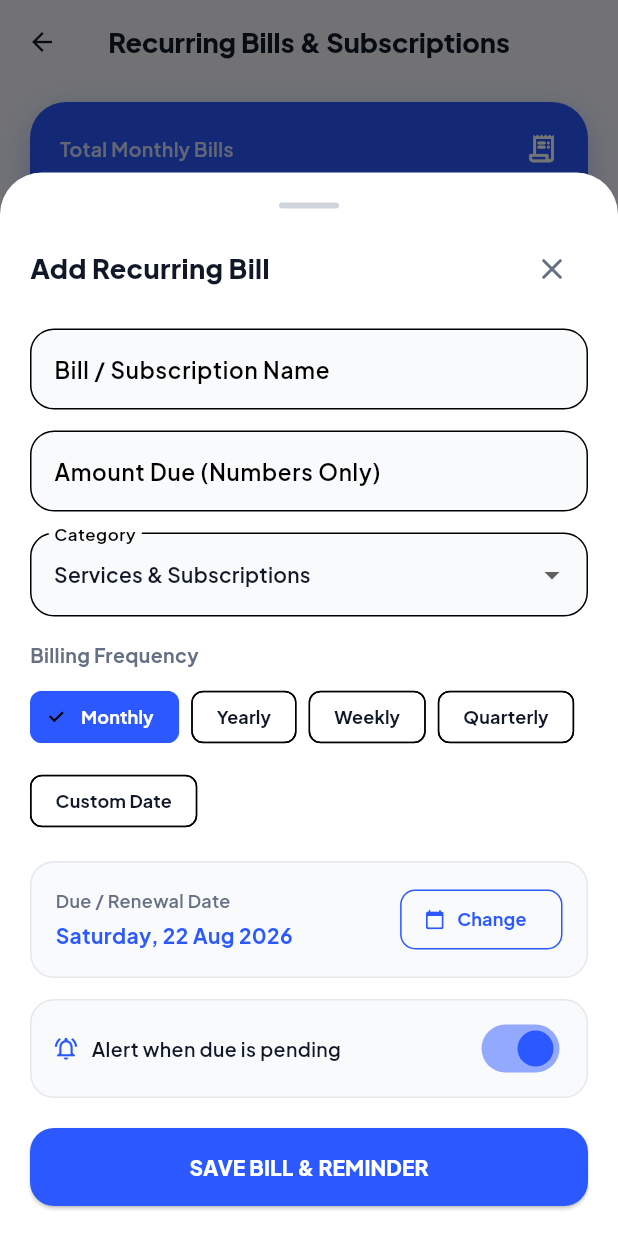
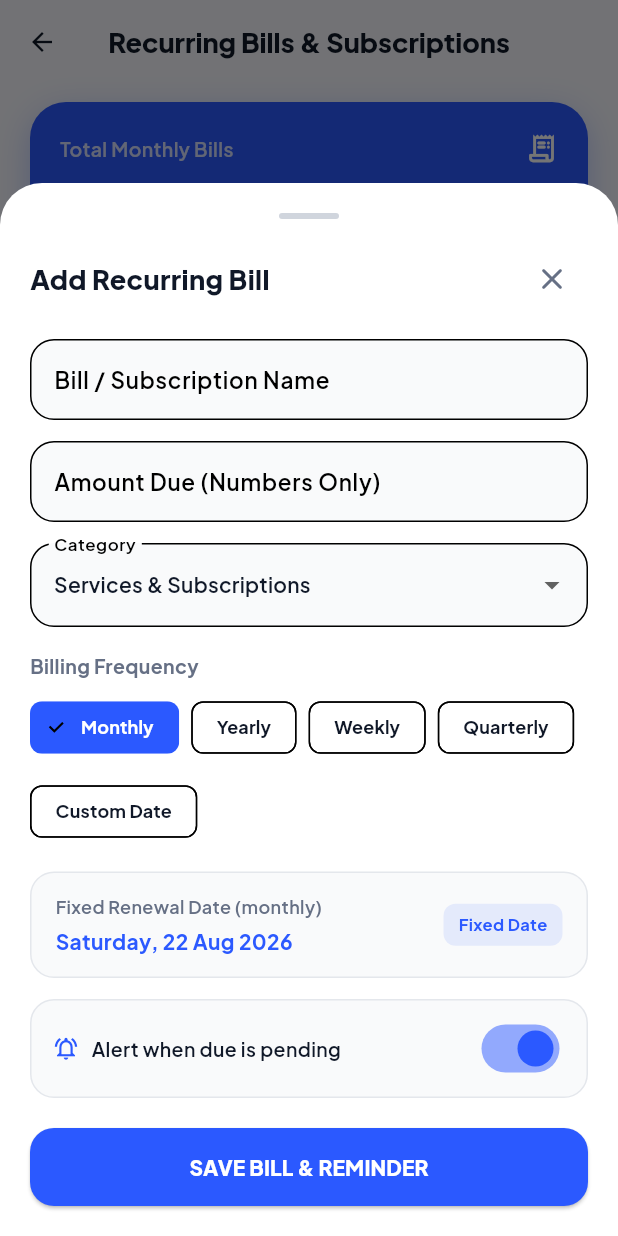
Before and after one commit to VaibhavJalota06/Expense-OS-Mobile, a Flutter app: the BillsScreen screen opened directly, after a tap on "Add Bill", on a phone screen of 412 x 824 dp. Run offline on Flutter 3.47's test engine with Material 3 defaults, Android fonts, the phone set to English and light mode, and no system bars; our stand-ins replace fl_chart, flutter_local_notifications, google_fonts, google_sign_in, image_picker, local_auth and 2 more; accounts and stored records are empty.

Commit message:
Make Custom Date editable for subscriptions and auto-calculate fixed dates for Monthly/Yearly/Weekly/Quarterly

```diff
--- a/lib/screens/bills_screen.dart
+++ b/lib/screens/bills_screen.dart
@@ -269,11 +269,38 @@ class _BillsScreenState extends State<BillsScreen> {
                         spacing: 8,
                         runSpacing: 8,
                         children: [
-                          _buildCycleChip('monthly', 'Monthly', cycle, (val) => setSheetState(() => cycle = val)),
-                          _buildCycleChip('yearly', 'Yearly', cycle, (val) => setSheetState(() => cycle = val)),
-                          _buildCycleChip('weekly', 'Weekly', cycle, (val) => setSheetState(() => cycle = val)),
-                          _buildCycleChip('quarterly', 'Quarterly', cycle, (val) => setSheetState(() => cycle = val)),
-                          _buildCycleChip('custom', 'Custom Date', cycle, (val) => setSheetState(() => cycle = val)),
+                          _buildCycleChip('monthly', 'Monthly', cycle, (val) {
+                            setSheetState(() {
+                              cycle = val;
+                              final now = DateTime.now();
+                              selectedDueDate = DateTime(now.year, now.month + 1, now.day);
+                            });
+                          }),
+                          _buildCycleChip('yearly', 'Yearly', cycle, (val) {
+                            setSheetState(() {
+                              cycle = val;
+                              final now = DateTime.now();
+                              selectedDueDate = DateTime(now.year + 1, now.month, now.day);
+                            });
+                          }),
+                          _buildCycleChip('weekly', 'Weekly', cycle, (val) {
+                            setSheetState(() {
+                              cycle = val;
+                              selectedDueDate = DateTime.now().add(const Duration(days: 7));
+                            });
+                          }),
+                          _buildCycleChip('quarterly', 'Quarterly', cycle, (val) {
+                            setSheetState(() {
+                              cycle = val;
+                              final now = DateTime.now();
+                              selectedDueDate = DateTime(now.year, now.month + 3, now.day);
+                            });
+                          }),
+                          _buildCycleChip('custom', 'Custom Date', cycle, (val) {
+                            setSheetState(() {
+                              cycle = val;
+                            });
+                          }),
                         ],
                       ),
                       const SizedBox(height: 16),
@@ -293,7 +320,7 @@ class _BillsScreenState extends State<BillsScreen> {
                               crossAxisAlignment: CrossAxisAlignment.start,
                               children: [
                                 Text(
-                                  'Due / Renewal Date',
+                                  cycle == 'custom' ? 'Custom Renewal Date' : 'Fixed Renewal Date ($cycle)',
                                   style: GoogleFonts.plusJakartaSans(fontSize: 12, color: AppTheme.textSecondary, fontWeight: FontWeight.w600),
                                 ),
                                 const SizedBox(height: 4),
@@ -303,6 +330,7 @@ class _BillsScreenState extends State<BillsScreen> {
                                 ),
                               ],
                             ),
+                            if (cycle == 'custom')
                               OutlinedButton.icon(
                                 onPressed: () async {
                                   final picked = await showDatePicker(
@@ -321,6 +349,18 @@ class _BillsScreenState extends State<BillsScreen> {
                                 ),
                                 icon: const Icon(Icons.calendar_today_rounded, size: 14, color: AppTheme.monexBlue),
                                 label: Text('Change', style: GoogleFonts.plusJakartaSans(fontSize: 12, fontWeight: FontWeight.w700, color: AppTheme.monexBlue)),
+                              )
+                            else
+                              Container(
+                                padding: const EdgeInsets.symmetric(horizontal: 10, vertical: 6),
+                                decoration: BoxDecoration(
+                                  color: AppTheme.monexBlue.withValues(alpha: 0.1),
+                                  borderRadius: BorderRadius.circular(8),
+                                ),
+                                child: Text(
+                                  'Fixed Date',
+                                  style: GoogleFonts.plusJakartaSans(fontSize: 11, fontWeight: FontWeight.w700, color: AppTheme.monexBlue),
+                                ),
                               ),
                           ],
                         ),
--- a/lib/screens/split_bill_screen.dart
+++ b/lib/screens/split_bill_screen.dart
@@ -1009,7 +1009,7 @@ class _SplitBillScreenState extends State<SplitBillScreen> {
                 final prefs = await SharedPreferences.getInstance();
                 await prefs.setDouble('monthly_budget_cap', val);
                 if (ctx.mounted) Navigator.pop(ctx);
-                _saveBill();
+                _saveAndLogGroupExpense();
               }
             },
             child: Text('Set Budget & Save', style: GoogleFonts.plusJakartaSans(color: Colors.white, fontWeight: FontWeight.bold)),
```
Lines whose indentation alone changed are shown as unchanged.
